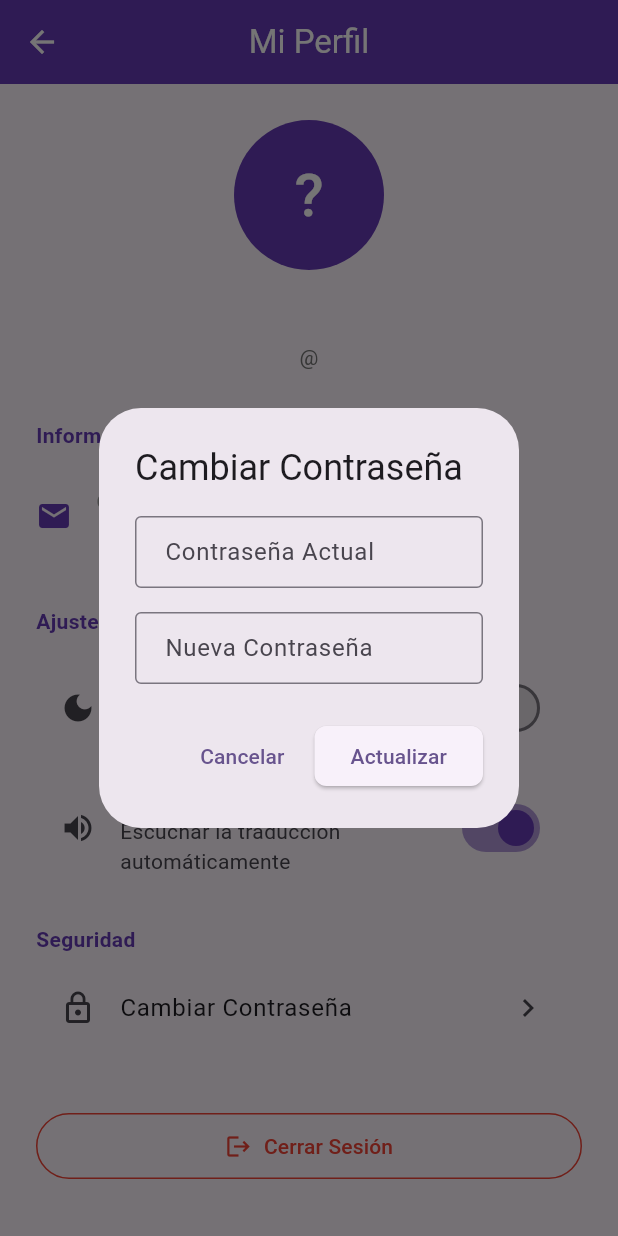
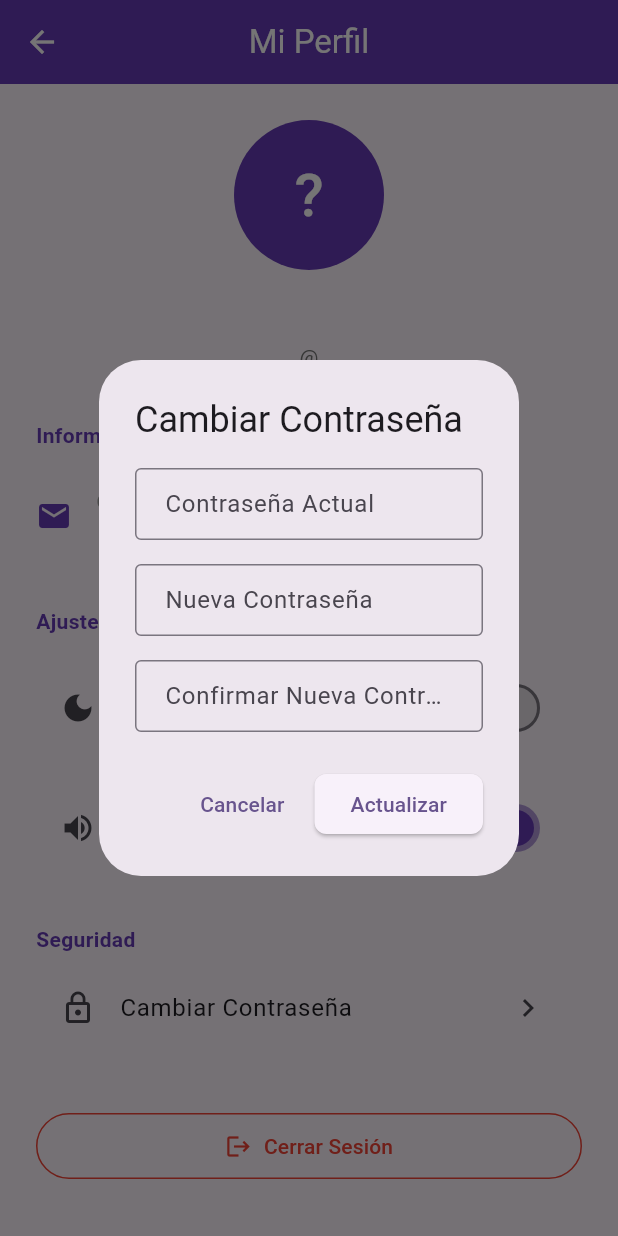
Before and after one commit to FireSouls25/sign_language_frontend, a Flutter app: the ProfileScreen screen opened directly, after a tap on "Cambiar Contraseña", on a phone screen of 412 x 824 dp. Run offline on Flutter 3.47's test engine with Material 3 defaults, Android fonts, the phone set to English and light mode, and no system bars; our stand-ins replace audioplayers, camera, flutter_dotenv, flutter_secure_storage, flutter_tts, shared_preferences and 1 more; accounts and stored records are empty; network calls fail.

Commit message:
Añadir opcion cambio de contraseña y añadir widget appbar

```diff
--- a/lib/screens/profile_screen.dart
+++ b/lib/screens/profile_screen.dart
@@ -2,6 +2,7 @@ import 'package:flutter/material.dart';
 import 'package:provider/provider.dart';
 import '../providers/auth_provider.dart';
 import '../providers/theme_provider.dart';
+import '../widgets/ls_app_bar.dart';
 
 class ProfileScreen extends StatefulWidget {
   const ProfileScreen({super.key});
@@ -17,10 +18,9 @@ class _ProfileScreenState extends State<ProfileScreen> {
     final user = authProvider.user;
 
     return Scaffold(
-      appBar: AppBar(
-        title: const Text('Mi Perfil'),
-        backgroundColor: Colors.deepPurple,
-        foregroundColor: Colors.white,
+      appBar: const LSAppBar(
+        title: 'Mi Perfil',
+        automaticallyImplyLeading: true,
       ),
       body: user == null
           ? const Center(child: CircularProgressIndicator())
@@ -33,7 +33,9 @@ class _ProfileScreenState extends State<ProfileScreen> {
                     radius: 50,
                     backgroundColor: Colors.deepPurple,
                     child: Text(
-                      user.fullName.isNotEmpty ? user.fullName[0].toUpperCase() : '?',
+                      user.fullName.isNotEmpty
+                          ? user.fullName[0].toUpperCase()
+                          : '?',
                       style: const TextStyle(fontSize: 40, color: Colors.white),
                     ),
                   ),
@@ -65,7 +67,9 @@ class _ProfileScreenState extends State<ProfileScreen> {
                   ),
                   SwitchListTile(
                     title: const Text('Reproducción de Voz (TTS)'),
-                    subtitle: const Text('Escuchar la traducción automáticamente'),
+                    subtitle: const Text(
+                      'Escuchar la traducción automáticamente',
+                    ),
                     value: authProvider.isVoiceEnabled,
                     activeColor: Colors.deepPurple,
                     onChanged: (bool value) {
@@ -79,9 +83,7 @@ class _ProfileScreenState extends State<ProfileScreen> {
                     leading: const Icon(Icons.lock_outline),
                     title: const Text('Cambiar Contraseña'),
                     trailing: const Icon(Icons.chevron_right),
-                    onTap: () {
-                      _showChangePasswordDialog();
-                    },
+                    onTap: () => _showChangePasswordDialog(),
                   ),
                   const SizedBox(height: 40),
                   SizedBox(
@@ -90,7 +92,9 @@ class _ProfileScreenState extends State<ProfileScreen> {
                       onPressed: () async {
                         await authProvider.logout();
                         if (mounted) {
-                          Navigator.of(context).popUntil((route) => route.isFirst);
+                          Navigator.of(
+                            context,
+                          ).popUntil((route) => route.isFirst);
                         }
                       },
                       icon: const Icon(Icons.logout),
@@ -129,51 +133,143 @@ class _ProfileScreenState extends State<ProfileScreen> {
     return ListTile(
       contentPadding: EdgeInsets.zero,
       leading: Icon(icon, color: Colors.deepPurple),
-      title: Text(label, style: const TextStyle(fontSize: 12, color: Colors.grey)),
-      subtitle: Text(value, style: const TextStyle(fontSize: 16, color: Colors.black87)),
+      title: Text(
+        label,
+        style: const TextStyle(fontSize: 12, color: Colors.grey),
+      ),
+      subtitle: Text(
+        value,
+        style: const TextStyle(fontSize: 16, color: Colors.black87),
+      ),
     );
   }
 
   void _showChangePasswordDialog() {
+    final currentController = TextEditingController();
+    final newController = TextEditingController();
+    final confirmController = TextEditingController();
+    final formKey = GlobalKey<FormState>();
+    bool isLoading = false;
+
     showDialog(
       context: context,
-      builder: (context) => AlertDialog(
+      builder: (dialogContext) => StatefulBuilder(
+        builder: (context, setDialogState) {
+          return AlertDialog(
             title: const Text('Cambiar Contraseña'),
-        content: const Column(
+            content: Form(
+              key: formKey,
+              child: Column(
                 mainAxisSize: MainAxisSize.min,
                 children: [
-            TextField(
+                  TextFormField(
+                    controller: currentController,
                     obscureText: true,
-              decoration: InputDecoration(
+                    decoration: const InputDecoration(
                       labelText: 'Contraseña Actual',
                       border: OutlineInputBorder(),
                     ),
+                    validator: (value) {
+                      if (value == null || value.isEmpty) {
+                        return 'Por favor ingresa tu contraseña actual';
+                      }
+                      return null;
+                    },
                   ),
-            SizedBox(height: 16),
-            TextField(
+                  const SizedBox(height: 16),
+                  TextFormField(
+                    controller: newController,
                     obscureText: true,
-              decoration: InputDecoration(
+                    decoration: const InputDecoration(
                       labelText: 'Nueva Contraseña',
                       border: OutlineInputBorder(),
                     ),
+                    validator: (value) {
+                      if (value == null || value.isEmpty) {
+                        return 'Por favor ingresa una nueva contraseña';
+                      }
+                      if (value.length < 6) {
+                        return 'La contraseña debe tener al menos 6 caracteres';
+                      }
+                      return null;
+                    },
+                  ),
+                  const SizedBox(height: 16),
+                  TextFormField(
+                    controller: confirmController,
+                    obscureText: true,
+                    decoration: const InputDecoration(
+                      labelText: 'Confirmar Nueva Contraseña',
+                      border: OutlineInputBorder(),
+                    ),
+                    validator: (value) {
+                      if (value != newController.text) {
+                        return 'Las contraseñas no coinciden';
+                      }
+                      return null;
+                    },
                   ),
                 ],
               ),
+            ),
             actions: [
               TextButton(
-            onPressed: () => Navigator.pop(context),
+                onPressed: isLoading
+                    ? null
+                    : () => Navigator.pop(dialogContext),
                 child: const Text('Cancelar'),
               ),
               ElevatedButton(
-            onPressed: () {
-              Navigator.pop(context);
-              ScaffoldMessenger.of(context).showSnackBar(
-                const SnackBar(content: Text('Funcionalidad en desarrollo')),
+                onPressed: isLoading
+                    ? null
+                    : () async {
+                        if (!formKey.currentState!.validate()) return;
+
+                        setDialogState(() => isLoading = true);
+
+                        final authProvider = context.read<AuthProvider>();
+                        final (success, error) = await authProvider
+                            .changePassword(
+                              currentPassword: currentController.text,
+                              newPassword: newController.text,
+                            );
+
+                        if (!dialogContext.mounted) return;
+
+                        setDialogState(() => isLoading = false);
+
+                        if (success) {
+                          Navigator.pop(dialogContext);
+                          ScaffoldMessenger.of(this.context).showSnackBar(
+                            const SnackBar(
+                              content: Text(
+                                'Contraseña actualizada exitosamente',
+                              ),
+                              backgroundColor: Colors.green,
+                            ),
+                          );
+                        } else {
+                          ScaffoldMessenger.of(this.context).showSnackBar(
+                            SnackBar(
+                              content: Text(
+                                error ?? 'Error al cambiar contraseña',
+                              ),
+                              backgroundColor: Colors.red,
+                            ),
+                          );
+                        }
+                      },
+                child: isLoading
+                    ? const SizedBox(
+                        width: 20,
+                        height: 20,
+                        child: CircularProgressIndicator(strokeWidth: 2),
+                      )
+                    : const Text('Actualizar'),
+              ),
+            ],
           );
         },
-            child: const Text('Actualizar'),
-          ),
-        ],
       ),
     );
   }
--- /dev/null
+++ b/lib/widgets/ls_app_bar.dart
@@ -0,0 +1,63 @@
+import 'package:flutter/material.dart';
+
+class LSAppBar extends StatelessWidget implements PreferredSizeWidget {
+  final String title;
+  final List<Widget>? actions;
+  final bool showConnectionIndicator;
+  final bool? isConnected;
+  final bool? isConnecting;
+  final Widget? leading;
+  final bool automaticallyImplyLeading;
+
+  const LSAppBar({
+    super.key,
+    required this.title,
+    this.actions,
+    this.showConnectionIndicator = false,
+    this.isConnected,
+    this.isConnecting,
+    this.leading,
+    this.automaticallyImplyLeading = true,
+  });
+
+  @override
+  Size get preferredSize => const Size.fromHeight(kToolbarHeight);
+
+  @override
+  Widget build(BuildContext context) {
+    final theme = Theme.of(context);
+    final isDark = theme.brightness == Brightness.dark;
+
+    Widget? titleWidget;
+    if (showConnectionIndicator && isConnected != null) {
+      titleWidget = Row(
+        mainAxisSize: MainAxisSize.min,
+        children: [
+          Text(title),
+          const SizedBox(width: 8),
+          Container(
+            width: 10,
+            height: 10,
+            decoration: BoxDecoration(
+              shape: BoxShape.circle,
+              color: isConnected!
+                  ? Colors.greenAccent
+                  : (isConnecting == true ? Colors.orange : Colors.red),
+            ),
+          ),
+        ],
+      );
+    }
+
+    return AppBar(
+      title: titleWidget ?? Text(title),
+      leading: leading,
+      automaticallyImplyLeading: automaticallyImplyLeading,
+      centerTitle: true,
+      elevation: 0,
+      backgroundColor: isDark ? null : Colors.deepPurple,
+      foregroundColor: Colors.white,
+      actions: actions,
+    );
+  }
+}
```
Also changed, not shown: lib/providers/auth_provider.dart (+24 -0 lines), lib/screens/history_screen.dart (+5 -8 lines), lib/screens/home_screen.dart (+6 -21 lines), lib/screens/oauth_screen.dart (+6 -6 lines), lib/screens/oauth_webview_screen.dart (+6 -6 lines), lib/screens/register_screen.dart (+2 -5 lines), lib/services/api_service.dart (+24 -0 lines). Lines whose indentation alone changed are shown as unchanged.
